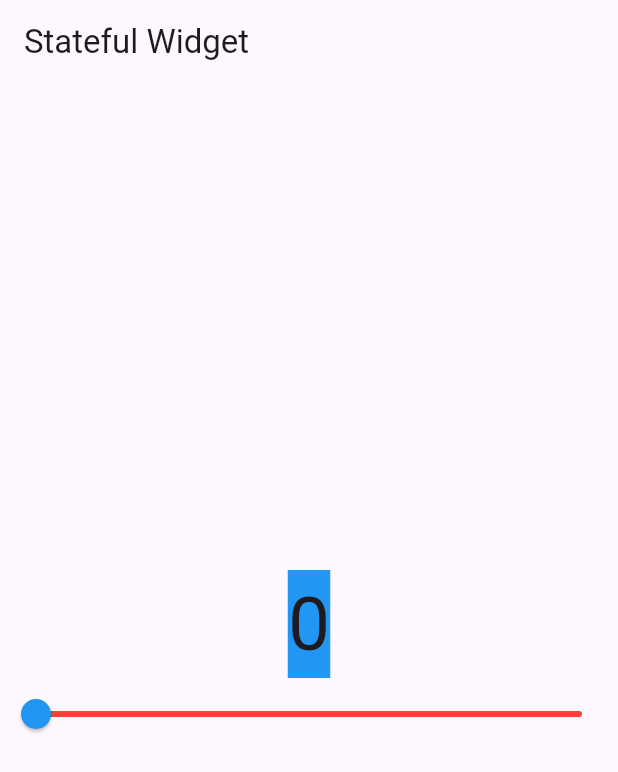
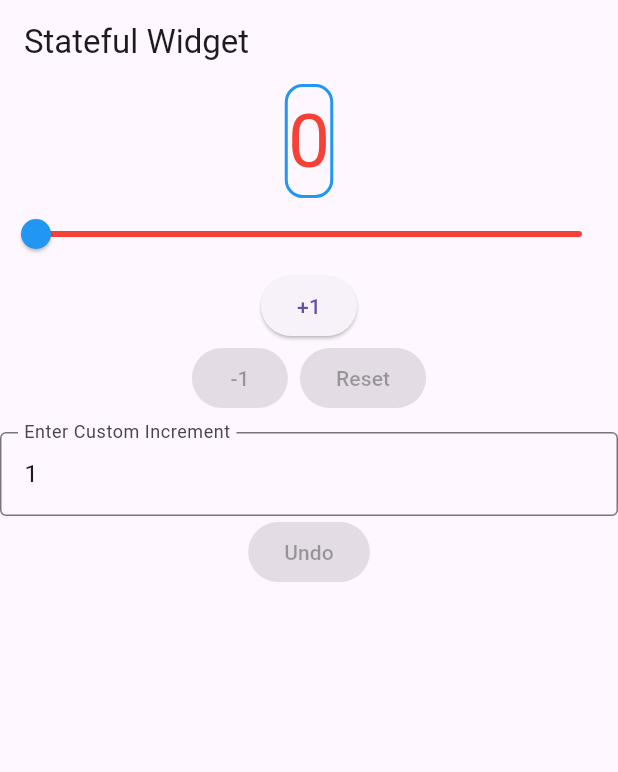
Before and after one commit to jjacob-t/MAD_InClass04, a Flutter app: the screen it shows after launch, on a phone screen of 412 x 824 dp. Shown: the top 772 px of the screen. Run offline on Flutter 3.47's test engine with Material 3 defaults, Android fonts, the phone set to English and light mode, and no system bars.

Commit message:
Tasks 2-6

```diff
--- a/lib/main.dart
+++ b/lib/main.dart
@@ -1,3 +1,7 @@
+import 'dart:math';
+
+import 'package:flutter/material.dart';
+
 void main() => runApp(MyApp());
 
 class MyApp extends StatelessWidget {
@@ -16,15 +20,88 @@ class MyApp extends StatelessWidget {
     );
   }
 }
-
 class CounterWidget extends StatefulWidget {
   @override
   _CounterWidgetState createState() => _CounterWidgetState();
 }
 
+
 class _CounterWidgetState extends State<CounterWidget> {
+
+ late final TextEditingController _controller;
+
+  @override
+    void initState() {
+      super.initState();
+      _controller = TextEditingController(text: "1");
+    }
+
+  @override
+    void dispose() {
+      _controller.dispose();
+      super.dispose();
+    }
+    void _incrementCounter(int amount) {
+      if (_counter + amount > 100) {
+        _counter = 100;
+        _history.insert(0, _counter);
+        ScaffoldMessenger.of(context).showSnackBar(
+          const SnackBar(
+            content: Text("Maximum limit reached!"),
+            duration: Duration(seconds: 2)
+            ),
+        );
+      }
+      else {
+      setState(() {
+        _history.insert(0, _counter);
+        _counter += amount;
+      });
+      }
+  }
+
+  // Logic for decrement and reset buttons
+  void _decrementCounter() {
+    if (_counter > 0) {
+      setState(() {
+        _history.insert(0, _counter);
+        _counter--;
+      });
+    }
+  }
+  void _resetCounter() {
+    if (_counter > 0) {
+      setState(() => _counter = 0);
+    }
+  }
+
+  void _undoCounter() {
+    setState(() {
+      if (_history.length > 1) {
+        _history.removeAt(0);
+        _counter = _history[0];
+      }
+    });
+  }
+
+  // Function checks counter and returns the correct color when displaying the text
+  Color _getCounterColor () {
+    if (_counter == 0) {
+      return Colors.red;
+    }
+    if (_counter > 50) {
+      return Colors.green;
+    }
+    else {
+      return Colors.black;
+    }
+  }
+
 //initial couter value
   int _counter = 0;
+  int _customIncrement = 0;
+  final List<int> _history = [];
+
   @override
   Widget build(BuildContext context) {
     return Scaffold(
@@ -36,11 +113,20 @@ class _CounterWidgetState extends State<CounterWidget> {
         children: [
           Center(
             child: Container(
-              color: Colors.blue,
+              decoration: BoxDecoration(
+                border: Border.all(
+                  color: Colors.blue,
+                  width: 2
+                  ),
+                  borderRadius: BorderRadius.circular(12)
+                ),
               child: Text(
                 //displays the current number
                 '$_counter',
-                style: TextStyle(fontSize: 50.0),
+                style: TextStyle(
+                  fontSize: 50.0,
+                  color: _getCounterColor(),
+                ),
               ),
             ),
           ),
@@ -50,13 +136,76 @@ class _CounterWidgetState extends State<CounterWidget> {
             value: _counter.toDouble(),
             onChanged: (double value) {
               setState(() {
+                _history.insert(0, _counter);
                 _counter = value.toInt();
               });
             },
             activeColor: Colors.blue,
             inactiveColor: Colors.red,
           ),
-        ],
+          Row(
+            mainAxisAlignment: MainAxisAlignment.center,
+            children: [
+              ElevatedButton(
+                onPressed: () => _incrementCounter(1),
+                child: const Text('+1'),
+              ),
+            ],
+          ),
+
+          Row(
+            mainAxisAlignment: MainAxisAlignment.center,
+            children: [
+              ElevatedButton(
+                onPressed: _counter > 0 ? _decrementCounter : null,
+                child: const Text('-1'),
+              ),
+              const SizedBox(width: 8),
+              ElevatedButton(
+                onPressed: _counter > 0 ? _resetCounter : null,
+                child: const Text('Reset'),
+              ),
+            ],
+          ),
+
+          SizedBox(height: 12),
+
+          TextField(
+          controller: _controller,
+          keyboardType: TextInputType.number,
+          onChanged: (value) {
+            _customIncrement = int.tryParse(value) ?? 0;
+          },
+          onEditingComplete: () {
+            setState(() {
+              _incrementCounter(_customIncrement);
+            });
+            _controller.clear();
+            _customIncrement = 0;
+          },
+          decoration: InputDecoration(
+            border: OutlineInputBorder(),
+            labelText: 'Enter Custom Increment',
+          ),
+        ),
+
+        ElevatedButton(
+          onPressed: _history.length > 1 ? _undoCounter : null,
+          child: const Text("Undo")),
+
+        Expanded(
+          child: ListView.builder(
+            itemCount: _history.length,
+            itemBuilder: (context, index) {
+              return ListTile(
+                title: Text("Last value: ${_history[index].toString()}",
+                style: const TextStyle(fontSize: 18)
+              ),
+              );
+            }
+          )
+        ),
+      ]
       ),
     );
   }
```
